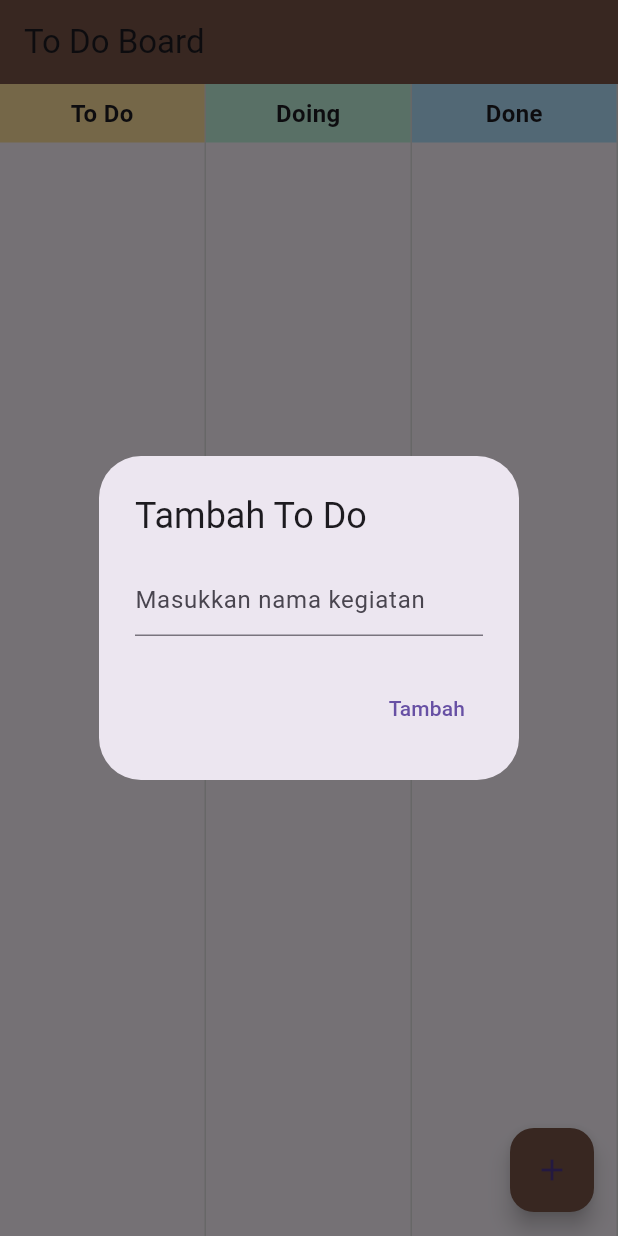
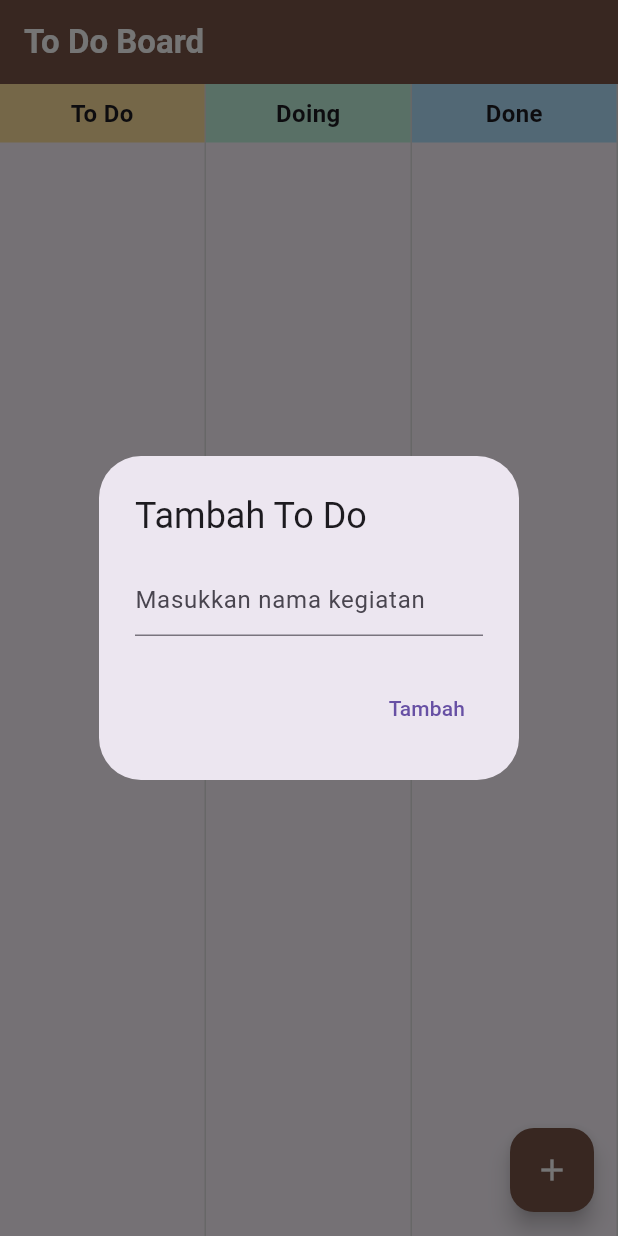
Before and after one commit to anisazr/Kannban-Sederhana, a Flutter app: the screen it shows after launch, after a tap on the "add" icon, on a phone screen of 412 x 824 dp. Run offline on Flutter 3.47's test engine with Material 3 defaults, Android fonts, the phone set to English and light mode, and no system bars; our stand-ins replace get.

Commit message:
commit 2

```diff
--- a/lib/main.dart
+++ b/lib/main.dart
@@ -1,52 +1,44 @@
 import 'package:flutter/material.dart';
+import 'package:get/get.dart';
 
 void main() {
-  runApp(const MaterialApp(home: KanbanBoard()));
+  runApp(GetMaterialApp(home: KanbanBoard()));
 }
 
+// Model Task
 class Task {
   String id;
   String title;
-  String status; // todo, doing, done
+  String status;
 
   Task({required this.id, required this.title, required this.status});
 }
 
-class KanbanBoard extends StatefulWidget {
-  const KanbanBoard({super.key});
-
-  @override
-  State<KanbanBoard> createState() => _KanbanBoardState();
-}
-
-class _KanbanBoardState extends State<KanbanBoard> {
-  List<Task> tasks = [];
+// Controller menggunakan GetX
+class TaskController extends GetxController {
+  var tasks = <Task>[].obs;
 
   void addTask(String title) {
-    setState(() {
     tasks.add(Task(
       id: DateTime.now().millisecondsSinceEpoch.toString(),
       title: title,
       status: 'todo',
     ));
-    });
   }
 
   void editTask(String id, String newTitle) {
-    setState(() {
     final index = tasks.indexWhere((t) => t.id == id);
-      if (index != -1) tasks[index].title = newTitle;
-    });
+    if (index != -1) {
+      tasks[index].title = newTitle;
+      tasks.refresh();
+    }
   }
 
   void deleteTask(String id) {
-    setState(() {
     tasks.removeWhere((t) => t.id == id);
-    });
   }
 
   void moveTask(String id) {
-    setState(() {
     final index = tasks.indexWhere((t) => t.id == id);
     if (index != -1) {
       if (tasks[index].status == 'todo') {
@@ -54,33 +46,46 @@ class _KanbanBoardState extends State<KanbanBoard> {
       } else if (tasks[index].status == 'doing') {
         tasks[index].status = 'done';
       }
+      tasks.refresh();
     }
-    });
   }
+}
+
+// Tampilan utama
+class KanbanBoard extends StatelessWidget {
+  final TaskController c = Get.put(TaskController());
+
+  KanbanBoard({super.key});
 
   @override
   Widget build(BuildContext context) {
-    final todo = tasks.where((t) => t.status == 'todo').toList();
-    final doing = tasks.where((t) => t.status == 'doing').toList();
-    final done = tasks.where((t) => t.status == 'done').toList();
-
     return Scaffold(
       appBar: AppBar(
-        title: const Text('To Do Board'),
+        title: const Text(
+          'To Do Board',
+          style: TextStyle(color: Colors.white, fontWeight: FontWeight.bold),
+        ),
         backgroundColor: Colors.brown,
+        iconTheme: const IconThemeData(color: Colors.white),
       ),
-      body: Row(
+      body: Obx(() {
+        final todo = c.tasks.where((t) => t.status == 'todo').toList();
+        final doing = c.tasks.where((t) => t.status == 'doing').toList();
+        final done = c.tasks.where((t) => t.status == 'done').toList();
+
+        return Row(
           crossAxisAlignment: CrossAxisAlignment.start,
           children: [
             buildColumn('To Do', todo, Colors.amber),
             buildColumn('Doing', doing, Colors.greenAccent),
             buildColumn('Done', done, Colors.lightBlueAccent),
           ],
-      ),
+        );
+      }),
       floatingActionButton: FloatingActionButton(
         backgroundColor: Colors.brown,
         onPressed: () => showAddDialog(context),
-        child: const Icon(Icons.add),
+        child: const Icon(Icons.add, color: Colors.white),
       ),
     );
   }
@@ -89,9 +94,7 @@ class _KanbanBoardState extends State<KanbanBoard> {
     return Expanded(
       child: Container(
         decoration: BoxDecoration(
-          border: Border(
-            right: BorderSide(color: Colors.grey.shade300),
-          ),
+          border: Border(right: BorderSide(color: Colors.grey.shade300)),
         ),
         child: Column(
           children: [
@@ -102,10 +105,7 @@ class _KanbanBoardState extends State<KanbanBoard> {
               child: Text(
                 title,
                 textAlign: TextAlign.center,
-                style: const TextStyle(
-                  fontWeight: FontWeight.bold,
-                  fontSize: 16,
-                ),
+                style: const TextStyle(fontWeight: FontWeight.bold, fontSize: 16),
               ),
             ),
             Expanded(
@@ -121,15 +121,15 @@ class _KanbanBoardState extends State<KanbanBoard> {
                           if (task.status != 'done')
                             IconButton(
                               icon: const Icon(Icons.arrow_forward),
-                              onPressed: () => moveTask(task.id),
+                              onPressed: () => c.moveTask(task.id),
                             ),
                           IconButton(
                             icon: const Icon(Icons.edit),
-                            onPressed: () => showEditDialog(context, task),
+                            onPressed: () => showEditDialog(Get.context!, task),
                           ),
                           IconButton(
                             icon: const Icon(Icons.delete),
-                            onPressed: () => deleteTask(task.id),
+                            onPressed: () => c.deleteTask(task.id),
                           ),
                         ],
                       ),
@@ -146,9 +146,8 @@ class _KanbanBoardState extends State<KanbanBoard> {
 
   void showAddDialog(BuildContext context) {
     final controller = TextEditingController();
-    showDialog(
-      context: context,
-      builder: (_) => AlertDialog(
+    Get.dialog(
+      AlertDialog(
         title: const Text('Tambah To Do'),
         content: TextField(
           controller: controller,
@@ -157,8 +156,8 @@ class _KanbanBoardState extends State<KanbanBoard> {
         actions: [
           TextButton(
             onPressed: () {
-              if (controller.text.isNotEmpty) addTask(controller.text);
-              Navigator.pop(context);
+              if (controller.text.isNotEmpty) c.addTask(controller.text);
+              Get.back();
             },
             child: const Text('Tambah'),
           ),
@@ -169,16 +168,15 @@ class _KanbanBoardState extends State<KanbanBoard> {
 
   void showEditDialog(BuildContext context, Task task) {
     final controller = TextEditingController(text: task.title);
-    showDialog(
-      context: context,
-      builder: (_) => AlertDialog(
+    Get.dialog(
+      AlertDialog(
         title: const Text('Edit To Do'),
         content: TextField(controller: controller),
         actions: [
           TextButton(
             onPressed: () {
-              if (controller.text.isNotEmpty) editTask(task.id, controller.text);
-              Navigator.pop(context);
+              if (controller.text.isNotEmpty) c.editTask(task.id, controller.text);
+              Get.back();
             },
             child: const Text('Simpan'),
           ),
```
Also changed, not shown: pubspec.yaml (+2 -69 lines), pubspec.lock. Lines whose indentation alone changed are shown as unchanged.
